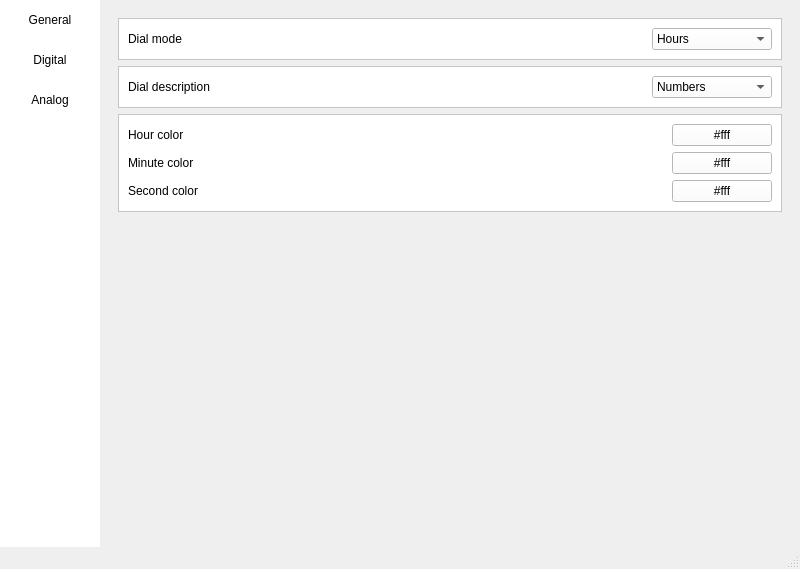
Above: ITU_clock/settingwindow.ui from Kathelas007/ITU before the change. Below: the same form after it.
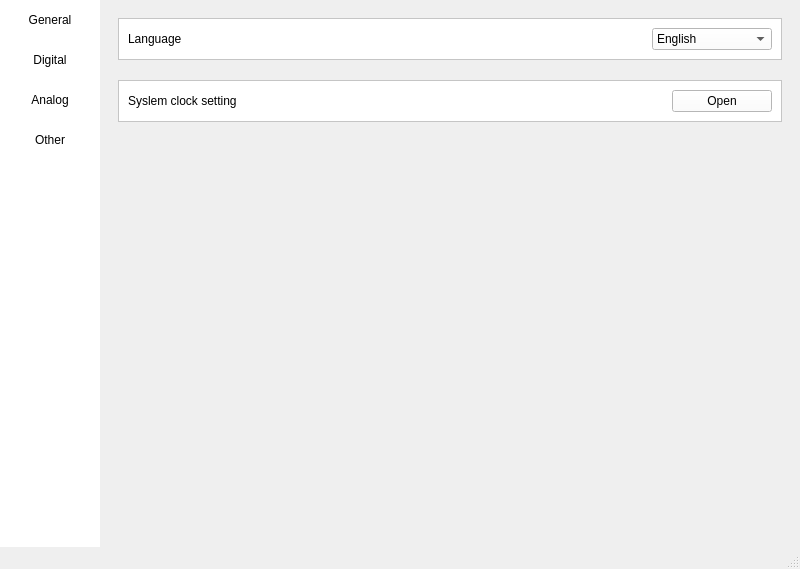
That is the form after the change. The open tabs and pages were chosen to show the change.

```diff
--- a/ITU_clock/settingwindow.ui
+++ b/ITU_clock/settingwindow.ui
@@ -172,6 +172,36 @@
          </property>
         </widget>
        </item>
+       <item>
+        <widget class="QPushButton" name="pushButton_4">
+         <property name="minimumSize">
+          <size>
+           <width>0</width>
+           <height>40</height>
+          </size>
+         </property>
+         <property name="styleSheet">
+          <string notr="true">QPushButton{	background-color: rgb(255, 255, 255);
+    border: 0px s;
+}
+
+QPushButton:hover{
+	background-color: rgb(243, 243, 243);
+}
+
+QPushButton:checked{
+  background-color: rgb(233, 84, 32);
+	color: rgb(255, 255, 255);
+}</string>
+         </property>
+         <property name="text">
+          <string>Other</string>
+         </property>
+         <property name="checkable">
+          <bool>true</bool>
+         </property>
+        </widget>
+       </item>
        <item>
         <spacer name="verticalSpacer">
          <property name="orientation">
@@ -656,6 +686,9 @@
            <enum>QFrame::Raised</enum>
           </property>
           <layout class="QVBoxLayout" name="verticalLayout_8">
+           <property name="spacing">
+            <number>20</number>
+           </property>
            <item>
             <widget class="QFrame" name="mode_frame_3">
              <property name="styleSheet">
@@ -888,6 +921,132 @@
         </item>
        </layout>
       </widget>
+      <widget class="QWidget" name="page_4">
+       <layout class="QVBoxLayout" name="verticalLayout_14">
+        <item>
+         <widget class="QFrame" name="frame_5">
+          <property name="frameShape">
+           <enum>QFrame::NoFrame</enum>
+          </property>
+          <property name="frameShadow">
+           <enum>QFrame::Raised</enum>
+          </property>
+          <layout class="QVBoxLayout" name="verticalLayout_13">
+           <property name="spacing">
+            <number>20</number>
+           </property>
+           <item>
+            <widget class="QFrame" name="mode_frame_5">
+             <property name="styleSheet">
+              <string notr="true">background-color: rgb(255, 255, 255);</string>
+             </property>
+             <property name="frameShape">
+              <enum>QFrame::StyledPanel</enum>
+             </property>
+             <property name="frameShadow">
+              <enum>QFrame::Raised</enum>
+             </property>
+             <layout class="QHBoxLayout" name="horizontalLayout_16">
+              <item>
+               <widget class="QLabel" name="label_17">
+                <property name="text">
+                 <string>Language</string>
+                </property>
+               </widget>
+              </item>
+              <item>
+               <widget class="QComboBox" name="language_cb_2">
+                <property name="minimumSize">
+                 <size>
+                  <width>120</width>
+                  <height>0</height>
+                 </size>
+                </property>
+                <property name="maximumSize">
+                 <size>
+                  <width>120</width>
+                  <height>16777215</height>
+                 </size>
+                </property>
+                <item>
+                 <property name="text">
+                  <string>English</string>
+                 </property>
+                </item>
+                <item>
+                 <property name="text">
+                  <string>Czech</string>
+                 </property>
+                </item>
+                <item>
+                 <property name="text">
+                  <string>German</string>
+                 </property>
+                </item>
+               </widget>
+              </item>
+             </layout>
+            </widget>
+           </item>
+           <item>
+            <widget class="QFrame" name="mode_frame_8">
+             <property name="styleSheet">
+              <string notr="true">background-color: rgb(255, 255, 255);</string>
+             </property>
+             <property name="frameShape">
+              <enum>QFrame::StyledPanel</enum>
+             </property>
+             <property name="frameShadow">
+              <enum>QFrame::Raised</enum>
+             </property>
+             <layout class="QHBoxLayout" name="horizontalLayout_11">
+              <item>
+               <widget class="QLabel" name="label_25">
+                <property name="text">
+                 <string>Syslem clock setting</string>
+                </property>
+               </widget>
+              </item>
+              <item>
+               <widget class="QPushButton" name="system_setting">
+                <property name="minimumSize">
+                 <size>
+                  <width>100</width>
+                  <height>0</height>
+                 </size>
+                </property>
+                <property name="maximumSize">
+                 <size>
+                  <width>100</width>
+                  <height>16777215</height>
+                 </size>
+                </property>
+                <property name="text">
+                 <string>Open</string>
+                </property>
+               </widget>
+              </item>
+             </layout>
+            </widget>
+           </item>
+          </layout>
+         </widget>
+        </item>
+        <item>
+         <spacer name="verticalSpacer_5">
+          <property name="orientation">
+           <enum>Qt::Vertical</enum>
+          </property>
+          <property name="sizeHint" stdset="0">
+           <size>
+            <width>20</width>
+            <height>370</height>
+           </size>
+          </property>
+         </spacer>
+        </item>
+       </layout>
+      </widget>
      </widget>
     </item>
    </layout>
```
Left out of the diff: 7 changed lines with no effect on the pictures.
